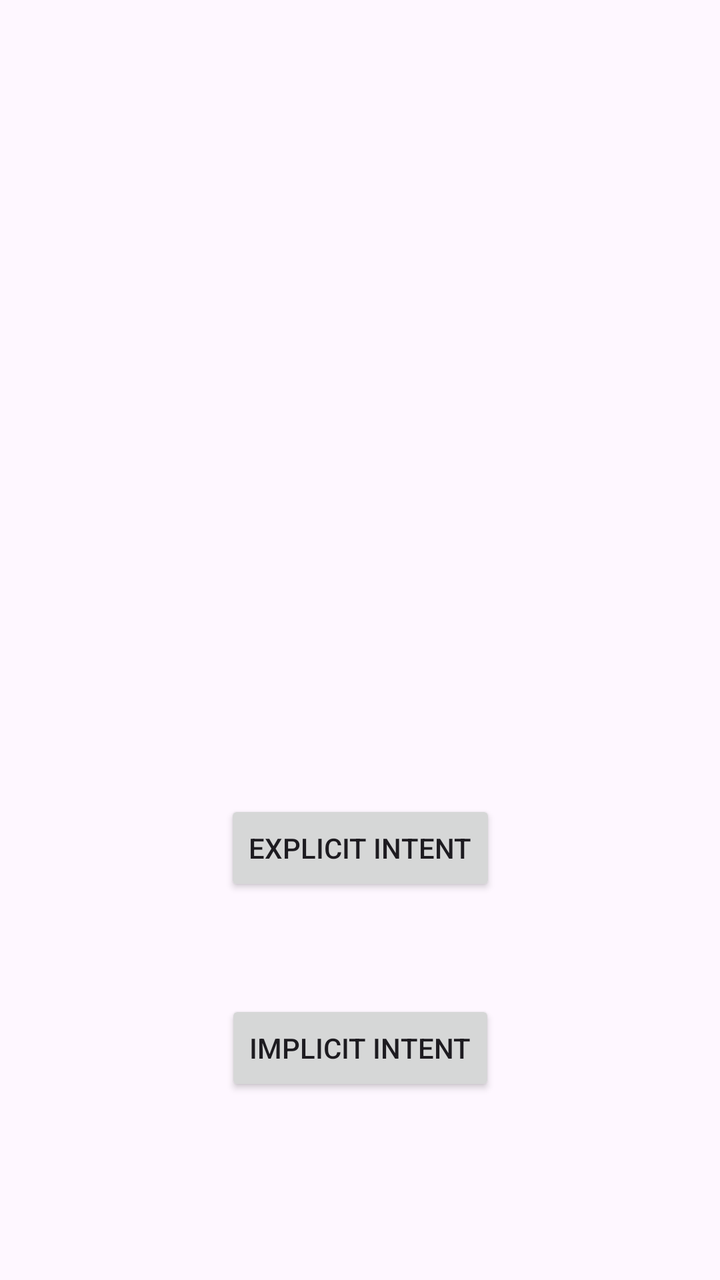
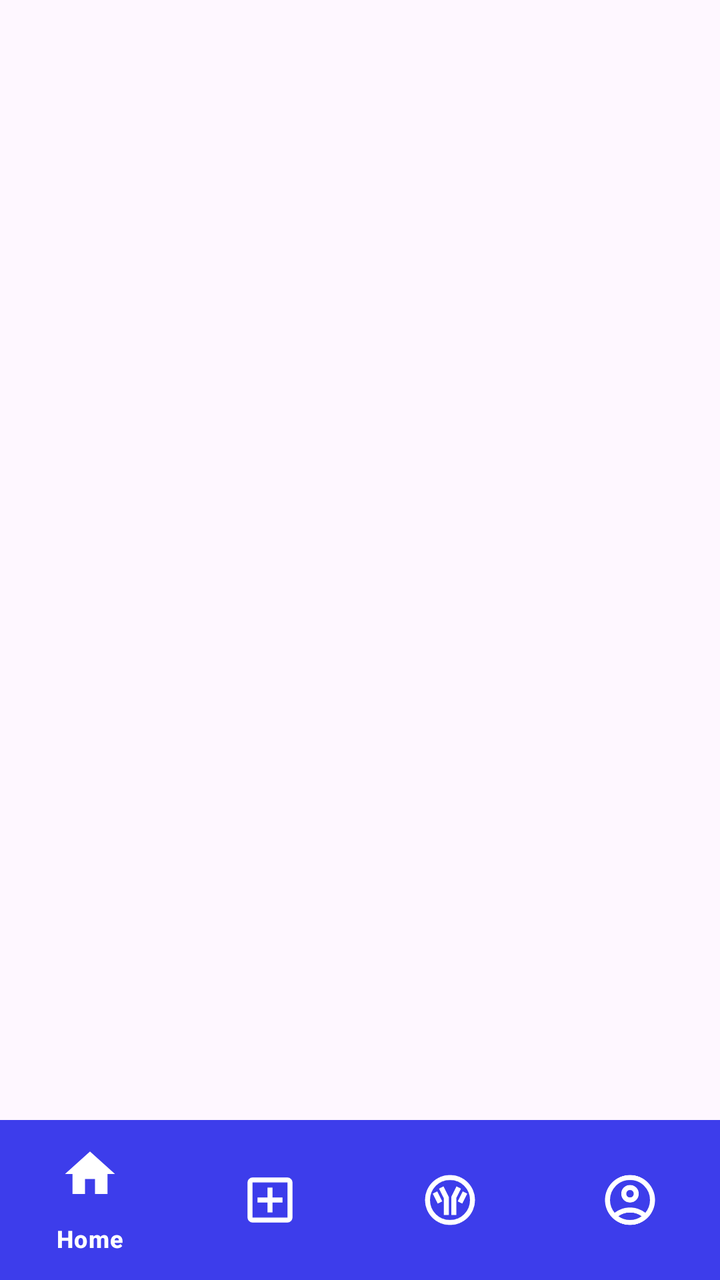

Before-and-after screenshots of an Android layout around one commit, followed by the original layout XML and the change that was made.
<!-- AndroidManifest.xml: application theme Theme.KotlinSplash -->
<!-- res/layout/activity_main.xml -->
<?xml version="1.0" encoding="utf-8"?>
<androidx.constraintlayout.widget.ConstraintLayout xmlns:android="http://schemas.android.com/apk/res/android"
    xmlns:app="http://schemas.android.com/apk/res-auto"
    xmlns:tools="http://schemas.android.com/tools"
    android:id="@+id/main"
    android:layout_width="match_parent"
    android:layout_height="match_parent"
    tools:context=".MainActivity">

    <Button
        android:id="@+id/explicitButton"
        android:layout_width="wrap_content"
        android:layout_height="wrap_content"
        android:text="Explicit Intent"
        android:textAllCaps="true"
        android:layout_marginVertical="400dp"
        app:layout_constraintEnd_toEndOf="parent"
        app:layout_constraintStart_toStartOf="parent"
        app:layout_constraintTop_toTopOf="parent" />
    <Button
        android:id="@+id/implicitButton"
        android:layout_width="wrap_content"
        android:layout_height="wrap_content"
        android:text="Implicit Intent"
        android:textAllCaps="true"
        android:layout_marginVertical="500dp"
        app:layout_constraintEnd_toEndOf="parent"
        app:layout_constraintStart_toStartOf="parent"
        app:layout_constraintTop_toTopOf="parent" />

</androidx.constraintlayout.widget.ConstraintLayout>
<!-- resources referenced by this layout -->
<resources>
  <style name="Theme.KotlinSplash" parent="Base.Theme.KotlinSplash" />
  <style name="Base.Theme.KotlinSplash" parent="Theme.Material3.DayNight.NoActionBar">
          
           <item name="colorPrimary">@color/blue</item>
           <item name="colorPrimaryVariant">@color/blue</item>
           <item name="android:statusBarColor">@color/blue</item>
      </style>
  <color name="blue">#3d3deb</color>
</resources>

<!-- the commit's change to res/layout/activity_main.xml (unified diff, before → after) -->
@@ -7,25 +7,43 @@
     android:layout_height="match_parent"
     tools:context=".MainActivity">
 
-    <Button
-        android:id="@+id/explicitButton"
-        android:layout_width="wrap_content"
+
+
+
+
+
+
+
+
+
+
+
+
+
+
+
+
+
+
+
+
+
+    <FrameLayout
+        android:layout_width="match_parent"
+        android:layout_height="match_parent"
+        android:id = "@+id/frame_container"/>
+    <com.google.android.material.bottomnavigation.BottomNavigationView
+        android:layout_width="match_parent"
         android:layout_height="wrap_content"
-        android:text="Explicit Intent"
-        android:textAllCaps="true"
-        android:layout_marginVertical="400dp"
+        android:id="@+id/bottom_navigation"
+        app:layout_constraintStart_toStartOf="parent"
         app:layout_constraintEnd_toEndOf="parent"
-        app:layout_constraintStart_toStartOf="parent"
-        app:layout_constraintTop_toTopOf="parent" />
-    <Button
-        android:id="@+id/implicitButton"
-        android:layout_width="wrap_content"
-        android:layout_height="wrap_content"
-        android:text="Implicit Intent"
-        android:textAllCaps="true"
-        android:layout_marginVertical="500dp"
-        app:layout_constraintEnd_toEndOf="parent"
-        app:layout_constraintStart_toStartOf="parent"
-        app:layout_constraintTop_toTopOf="parent" />
+        app:layout_constraintBottom_toBottomOf="parent"
+        app:menu="@menu/bottom_menu"
+        android:background="@color/blue"
+        app:itemIconTint="@color/white"
+        app:itemTextColor="@color/white"
+        app:itemIconSize="30dp"
+        />
 
 </androidx.constraintlayout.widget.ConstraintLayout>
<!-- resource entries referenced after the edit -->
@@ -1,5 +1,7 @@
 <!-- resources referenced by this layout -->
 <resources>
+  <color name="blue">#3d3deb</color>
+  <color name="white">#FFFFFFFF</color>
   <style name="Theme.KotlinSplash" parent="Base.Theme.KotlinSplash" />
   <style name="Base.Theme.KotlinSplash" parent="Theme.Material3.DayNight.NoActionBar">
           
@@ -7,6 +9,5 @@
            <item name="colorPrimaryVariant">@color/blue</item>
            <item name="android:statusBarColor">@color/blue</item>
       </style>
-  <color name="blue">#3d3deb</color>
 </resources>
 
